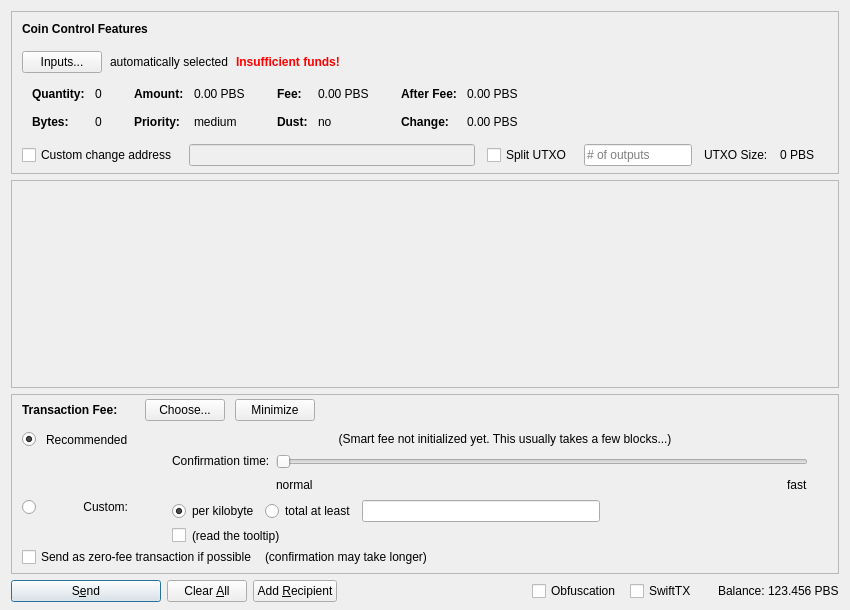
The window that src/qt/forms/sendcoinsdialog.ui (SlateTeam/SlatechainCore) describes before a commit, drawn with Qt 5.
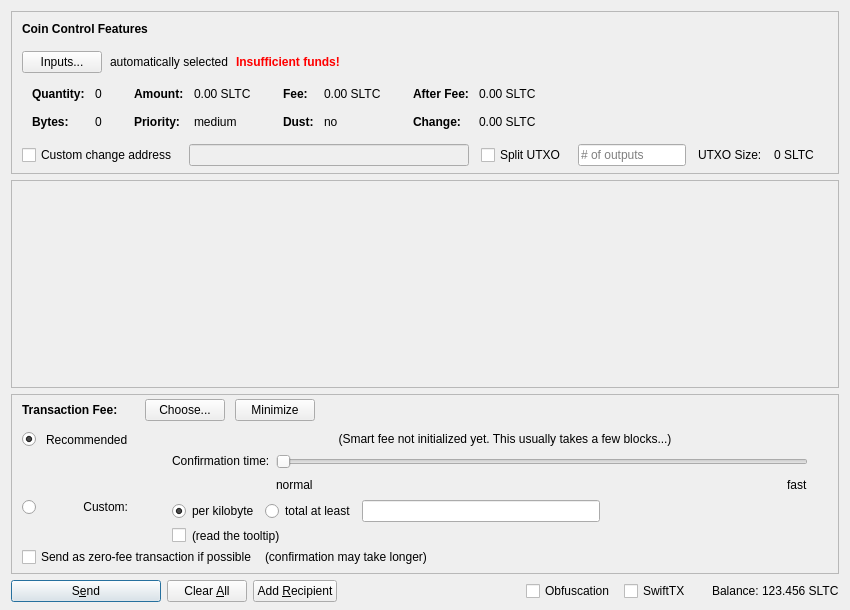
The same window after the commit. Icons and pictures are not drawn. Custom widgets are drawn as their Qt base class.

Diff of the .ui file:
```diff
--- a/src/qt/forms/sendcoinsdialog.ui
+++ b/src/qt/forms/sendcoinsdialog.ui
@@ -324,7 +324,7 @@
                   <enum>Qt::ActionsContextMenu</enum>
                  </property>
                  <property name="text">
-                  <string notr="true">0.00 PBS</string>
+                  <string notr="true">0.00 SLTC</string>
                  </property>
                  <property name="textInteractionFlags">
                   <set>Qt::LinksAccessibleByMouse|Qt::TextSelectableByKeyboard|Qt::TextSelectableByMouse</set>
@@ -404,7 +404,7 @@
                   <enum>Qt::ActionsContextMenu</enum>
                  </property>
                  <property name="text">
-                  <string notr="true">0.00 PBS</string>
+                  <string notr="true">0.00 SLTC</string>
                  </property>
                  <property name="textInteractionFlags">
                   <set>Qt::LinksAccessibleByMouse|Qt::TextSelectableByKeyboard|Qt::TextSelectableByMouse</set>
@@ -484,7 +484,7 @@
                   <enum>Qt::ActionsContextMenu</enum>
                  </property>
                  <property name="text">
-                  <string notr="true">0.00 PBS</string>
+                  <string notr="true">0.00 SLTC</string>
                  </property>
                  <property name="textInteractionFlags">
                   <set>Qt::LinksAccessibleByMouse|Qt::TextSelectableByKeyboard|Qt::TextSelectableByMouse</set>
@@ -513,7 +513,7 @@
                   <enum>Qt::ActionsContextMenu</enum>
                  </property>
                  <property name="text">
-                  <string notr="true">0.00 PBS</string>
+                  <string notr="true">0.00 SLTC</string>
                  </property>
                  <property name="textInteractionFlags">
                   <set>Qt::LinksAccessibleByMouse|Qt::TextSelectableByKeyboard|Qt::TextSelectableByMouse</set>
@@ -594,7 +594,7 @@
           <item>
            <widget class="QLabel" name="labelBlockSize">
             <property name="text">
-             <string>0 PBS</string>
+             <string>0 SLTC</string>
             </property>
            </widget>
           </item>
@@ -1435,7 +1435,7 @@
           <cursorShape>IBeamCursor</cursorShape>
          </property>
          <property name="text">
-          <string notr="true">123.456 PBS</string>
+          <string notr="true">123.456 SLTC</string>
          </property>
          <property name="textInteractionFlags">
           <set>Qt::LinksAccessibleByMouse|Qt::TextSelectableByKeyboard|Qt::TextSelectableByMouse</set>
```
Left out of the diff: 12 changed lines with no effect on the pictures.
